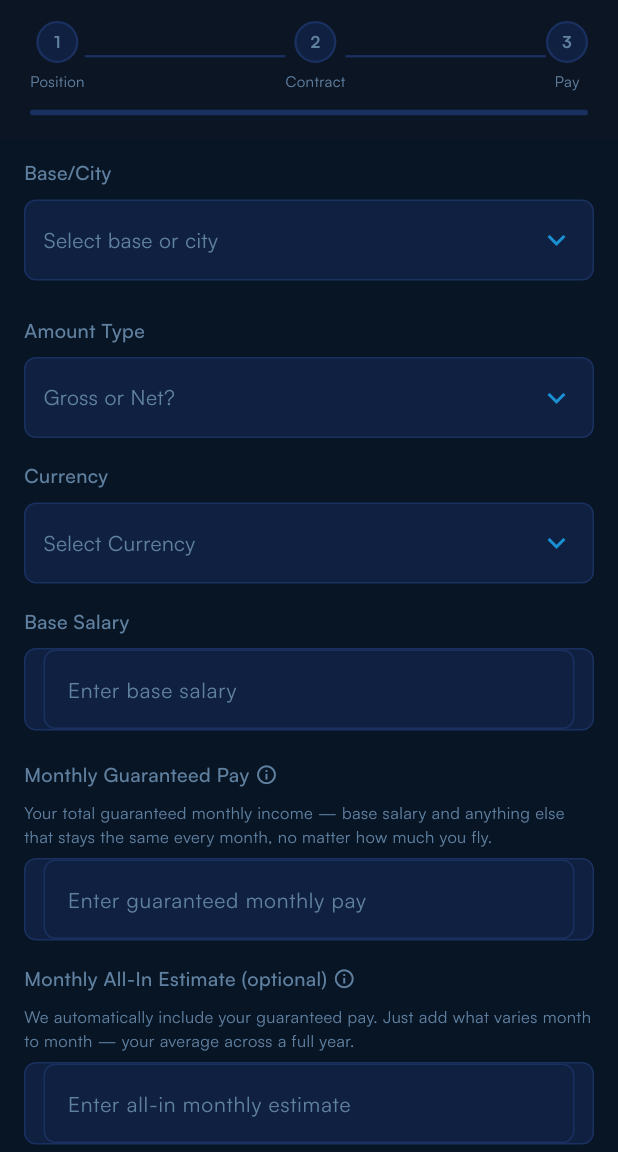
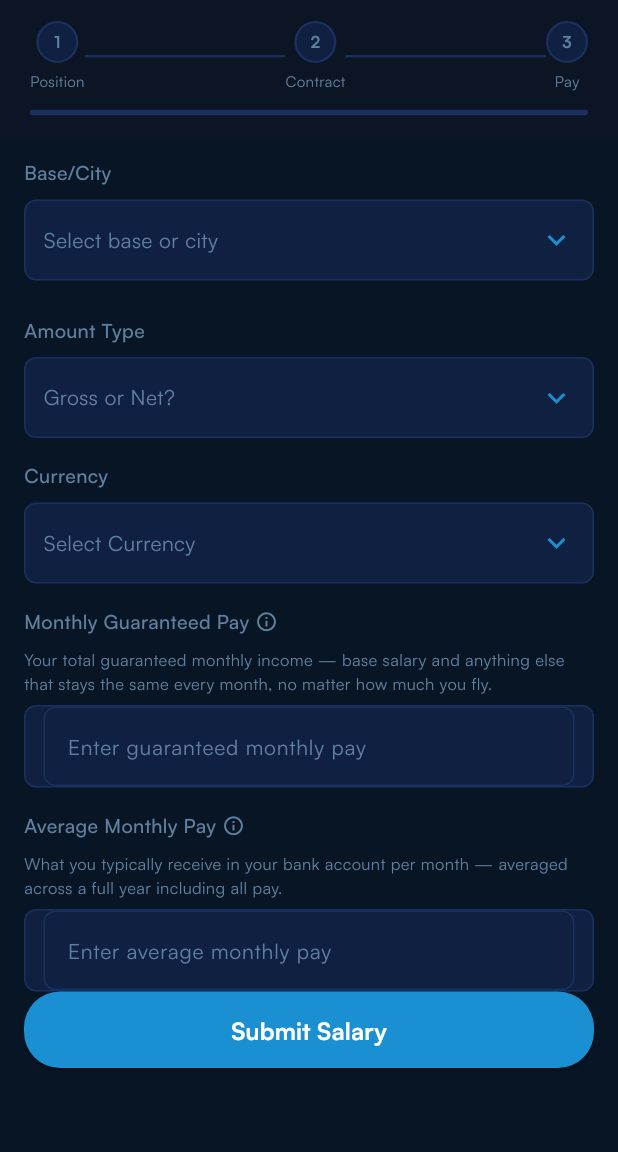
Before and after one commit to qendrimmuqkurtaj-ctrl/Passrate, a Flutter app: the SubmitSalaryScreen screen opened directly, scrolled down 713 dp, on a phone screen of 412 x 824 dp, the part 84-1236 px from its top. Run offline on Flutter 3.47's test engine with Material 3 defaults, Android fonts, the phone set to English and light mode, and no system bars; our stand-ins replace cloud_firestore, device_info_plus, firebase_core, get, package_info_plus, shared_preferences; accounts and stored records are empty; network calls fail; project files that could hold a hidden picture were left out.

Commit message:
feat: salary restructure - guaranteed pay, average monthly, flight hours, gross/net

```diff
--- a/pass_rate/lib/features/salary/screens/submit_salary_screen.dart
+++ b/pass_rate/lib/features/salary/screens/submit_salary_screen.dart
@@ -36,7 +36,6 @@ class SubmitSalaryController extends GetxController {
   final RxString selectedAmountType = ''.obs;
 
   final RxString selectedSeniority = ''.obs;
-  final TextEditingController baseSalaryController = TextEditingController();
   final TextEditingController baseController = TextEditingController();
   final TextEditingController guaranteedMonthlyPayController = TextEditingController();
   final TextEditingController allInMonthlyEstimateController = TextEditingController();
@@ -53,7 +52,6 @@ class SubmitSalaryController extends GetxController {
       selectedSeniority.value.isNotEmpty &&
       selectedAircraftType.value.isNotEmpty &&
       selectedContractType.value.isNotEmpty &&
-      baseSalaryController.text.isNotEmpty &&
       guaranteedMonthlyPayController.text.isNotEmpty &&
       selectedCountry.value.isNotEmpty &&
       _baseCompleted &&
@@ -75,7 +73,6 @@ class SubmitSalaryController extends GetxController {
   bool get step3Done =>
       selectedCurrency.value.isNotEmpty &&
       selectedAmountType.value.isNotEmpty &&
-      baseSalaryController.text.isNotEmpty &&
       guaranteedMonthlyPayController.text.isNotEmpty;
 
   Map<String, dynamic>? _prefillData;
@@ -110,10 +107,9 @@ class SubmitSalaryController extends GetxController {
     final String base = data['base'] as String? ?? '';
     selectedBase.value = base;
     baseController.text = base;
-    final double baseSalary = (data['baseSalary'] as num?)?.toDouble() ?? 0;
-    if (baseSalary > 0) baseSalaryController.text = _fmtNum(baseSalary);
     final double? guaranteed = (data['guaranteedMonthlyPay'] as num?)?.toDouble()
-        ?? (data['fixedMonthlyTotal'] as num?)?.toDouble();
+        ?? (data['fixedMonthlyTotal'] as num?)?.toDouble()
+        ?? (data['baseSalary'] as num?)?.toDouble();
     final double? allIn = (data['allInMonthlyEstimate'] as num?)?.toDouble()
         ?? (data['typicalMonthlyTotal'] as num?)?.toDouble();
     if (guaranteed != null && guaranteed > 0) guaranteedMonthlyPayController.text = _fmtNum(guaranteed);
@@ -143,7 +139,6 @@ class SubmitSalaryController extends GetxController {
 
   @override
   void onClose() {
-    baseSalaryController.dispose();
     baseController.dispose();
     guaranteedMonthlyPayController.dispose();
     allInMonthlyEstimateController.dispose();
@@ -201,14 +196,13 @@ class SubmitSalaryController extends GetxController {
         seniorityYears: int.tryParse(selectedSeniority.value) ?? 0,
         aircraftType: selectedAircraftType.value,
         contractType: selectedContractType.value,
-        baseSalary: double.tryParse(baseSalaryController.text) ?? 0,
+        guaranteedMonthlyPay: double.tryParse(guaranteedMonthlyPayController.text) ?? 0,
         country: selectedCountry.value,
         base: selectedCountry.value == 'Other'
             ? baseController.text.trim()
             : selectedBase.value,
         currency: selectedCurrency.value,
         existingDocId: existingDocId,
-        guaranteedMonthlyPay: double.tryParse(guaranteedMonthlyPayController.text),
         allInMonthlyEstimate: double.tryParse(allInMonthlyEstimateController.text),
         amountType: selectedAmountType.value.isEmpty ? null : selectedAmountType.value,
         totalFlightHours: int.tryParse(totalFlightHoursController.text),
@@ -325,7 +319,7 @@ class _SubmitSalaryScreenState extends State<SubmitSalaryScreen> {
                     const SizedBox(height: 16),
 
                     // Total Flight Hours (optional)
-                    const _FieldLabel('Total Flight Hours (optional)'),
+                    const _FieldLabel('Total Flight Hours'),
                     const _SubLabel('Your total accumulated flight hours'),
                     _NumberField(
                       controller: c.totalFlightHoursController,
@@ -443,16 +437,6 @@ class _SubmitSalaryScreenState extends State<SubmitSalaryScreen> {
                     )),
                     const SizedBox(height: 16),
 
-                    // Base salary
-                    const _FieldLabel('Base Salary'),
-                    _NumberField(
-                      controller: c.baseSalaryController,
-                      hint: 'Enter base salary',
-                      decimal: true,
-                      onChanged: (_) => c.update(),
-                    ),
-                    const SizedBox(height: 20),
-
                     // Monthly Guaranteed Pay (required)
                     _FieldLabelWithInfo(
                       'Monthly Guaranteed Pay',
@@ -467,15 +451,15 @@ class _SubmitSalaryScreenState extends State<SubmitSalaryScreen> {
                     ),
                     const SizedBox(height: 16),
 
-                    // Monthly All-In Estimate (optional)
+                    // Average Monthly Pay (optional)
                     _FieldLabelWithInfo(
-                      'Monthly All-In Estimate (optional)',
-                      info: 'Think across all 12 months and divide by 12. Seasons vary — this is your ballpark total.\n\nWhat varies month to month:\n• Per diem\n• Block hours\n• Sector pay\n• Overtime\n• Productivity bonuses',
+                      'Average Monthly Pay',
+                      info: 'Think across all 12 months and divide by 12.\nSeasons vary — this is your realistic average.\n\nInclude everything:\n• Per diem\n• Block hours\n• Sector pay\n• Overtime\n• Productivity bonuses',
                     ),
-                    const _SubLabel('We automatically include your guaranteed pay. Just add what varies month to month — your average across a full year.'),
+                    const _SubLabel('What you typically receive in your bank account per month — averaged across a full year including all pay.'),
                     _NumberField(
                       controller: c.allInMonthlyEstimateController,
-                      hint: 'Enter all-in monthly estimate',
+                      hint: 'Enter average monthly pay',
                       decimal: true,
                       onChanged: (_) => c.update(),
                     ),
@@ -483,9 +467,10 @@ class _SubmitSalaryScreenState extends State<SubmitSalaryScreen> {
                     // Live calculator
                     Builder(builder: (BuildContext ctx) {
                       final double? guaranteed = double.tryParse(c.guaranteedMonthlyPayController.text);
-                      if (guaranteed == null || guaranteed <= 0) return const SizedBox(height: 32);
+                      if (guaranteed == null || guaranteed <= 0) return const SizedBox.shrink();
                       final double? allIn = double.tryParse(c.allInMonthlyEstimateController.text);
-                      final double variable = (allIn != null && allIn > guaranteed) ? allIn - guaranteed : 0;
+                      final bool hasVariable = allIn != null && allIn > guaranteed;
+                      final double variable = hasVariable ? allIn - guaranteed : 0;
                       final String cur = c.selectedCurrency.value.isEmpty ? '' : ' ${c.selectedCurrency.value}';
                       return Padding(
                         padding: const EdgeInsets.only(top: 12, bottom: 32),
@@ -500,14 +485,14 @@ class _SubmitSalaryScreenState extends State<SubmitSalaryScreen> {
                             crossAxisAlignment: CrossAxisAlignment.start,
                             children: <Widget>[
                               _CalcRow('Guaranteed', guaranteed, cur),
-                              if (variable > 0) ...<Widget>[
+                              if (hasVariable) ...<Widget>[
                                 const SizedBox(height: 6),
                                 _CalcRow('+ Variable', variable, cur),
                                 const Padding(
                                   padding: EdgeInsets.symmetric(vertical: 8),
                                   child: Divider(color: AppColors.border, height: 1),
                                 ),
-                                _CalcRow('≈ Total / month', guaranteed + variable, cur, isTotal: true),
+                                _CalcRow('≈ Total / month', allIn, cur, isTotal: true),
                               ],
                             ],
                           ),
@@ -641,7 +626,6 @@ class _SubmitSalaryScreenState extends State<SubmitSalaryScreen> {
             ? c.baseController.text.trim()
             : c.selectedBase.value,
         'currency': c.selectedCurrency.value,
-        'baseSalary': double.tryParse(c.baseSalaryController.text) ?? 0.0,
         'seniority': int.tryParse(c.selectedSeniority.value) ?? 0,
         'guaranteedMonthlyPay': double.tryParse(c.guaranteedMonthlyPayController.text),
         'allInMonthlyEstimate': double.tryParse(c.allInMonthlyEstimateController.text),
@@ -681,11 +665,10 @@ class SubmitSalaryConfirmScreen extends StatelessWidget {
     final String country = data['country'] as String;
     final String base = data['base'] as String;
     final String currency = data['currency'] as String;
-    final double baseSalary = data['baseSalary'] as double;
     final int seniority = data['seniority'] as int;
     final bool isUpdate = data['isUpdate'] as bool;
     final int? totalFlightHours = data['totalFlightHours'] as int?;
-    final double? guaranteedMonthlyPay = data['guaranteedMonthlyPay'] as double?;
+    final double guaranteedMonthlyPay = (data['guaranteedMonthlyPay'] as double?) ?? 0.0;
     final double? allInMonthlyEstimate = data['allInMonthlyEstimate'] as double?;
 
     return Scaffold(
@@ -751,7 +734,7 @@ class SubmitSalaryConfirmScreen extends StatelessWidget {
                               child: Column(
                                 children: <Widget>[
                                   Text(
-                                    '${_fmt(baseSalary)} $currency',
+                                    '${_fmt(guaranteedMonthlyPay)} $currency',
                                     style: const TextStyle(
                                       color: AppColors.accent,
                                       fontSize: 44,
@@ -762,10 +745,10 @@ class SubmitSalaryConfirmScreen extends StatelessWidget {
                                   ),
                                   const SizedBox(height: 5),
                                   const Text(
-                                    'Base Salary',
+                                    'Monthly Guaranteed Pay',
                                     style: TextStyle(color: AppColors.textMuted, fontSize: 12),
                                   ),
-                                  if (guaranteedMonthlyPay != null) ...<Widget>[
+                                  if (allInMonthlyEstimate != null) ...<Widget>[
                                     const SizedBox(height: 12),
                                     Container(
                                       padding: const EdgeInsets.symmetric(horizontal: 14, vertical: 6),
@@ -775,22 +758,7 @@ class SubmitSalaryConfirmScreen extends StatelessWidget {
                                         border: Border.all(color: AppColors.accent.withValues(alpha: 0.3)),
                                       ),
                                       child: Text(
-                                        'Guaranteed  ${_fmt(guaranteedMonthlyPay)} $currency',
-                                        style: const TextStyle(color: AppColors.textSecondary, fontSize: 12, fontWeight: FontWeight.w500),
-                                      ),
-                                    ),
-                                  ],
-                                  if (allInMonthlyEstimate != null) ...<Widget>[
-                                    const SizedBox(height: 6),
-                                    Container(
-                                      padding: const EdgeInsets.symmetric(horizontal: 14, vertical: 6),
-                                      decoration: BoxDecoration(
-                                        color: AppColors.accent.withValues(alpha: 0.10),
-                                        borderRadius: BorderRadius.circular(20),
-                                        border: Border.all(color: AppColors.accent.withValues(alpha: 0.3)),
-                                      ),
-                                      child: Text(
-                                        'All-In  ~${_fmt(allInMonthlyEstimate)} $currency',
+                                        'Avg Monthly  ~${_fmt(allInMonthlyEstimate)} $currency',
                                         style: const TextStyle(color: AppColors.textSecondary, fontSize: 12, fontWeight: FontWeight.w500),
                                       ),
                                     ),
```
Also changed, not shown: pass_rate/lib/core/services/firebase_service.dart (+15 -14 lines), pass_rate/lib/features/salary/screens/salary_screen.dart (+47 -65 lines), 3 other files.
